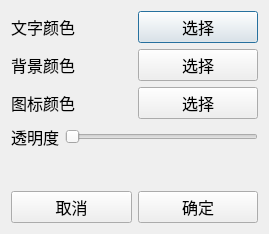
noahsai/tianqi, file setting.ui: the form before one commit.
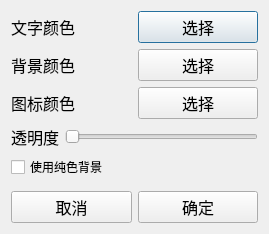
The form after the commit.

Commit message: 去除鸡肋的置顶穿透，增加背景图开关，其他微调

```diff
--- a/setting.ui
+++ b/setting.ui
@@ -132,6 +132,13 @@
        </item>
       </layout>
      </item>
+     <item>
+      <widget class="QCheckBox" name="usebgcolor">
+       <property name="text">
+        <string>使用纯色背景</string>
+       </property>
+      </widget>
+     </item>
      <item>
       <spacer name="verticalSpacer">
        <property name="orientation">
```
The commit also changes 5 other files.
